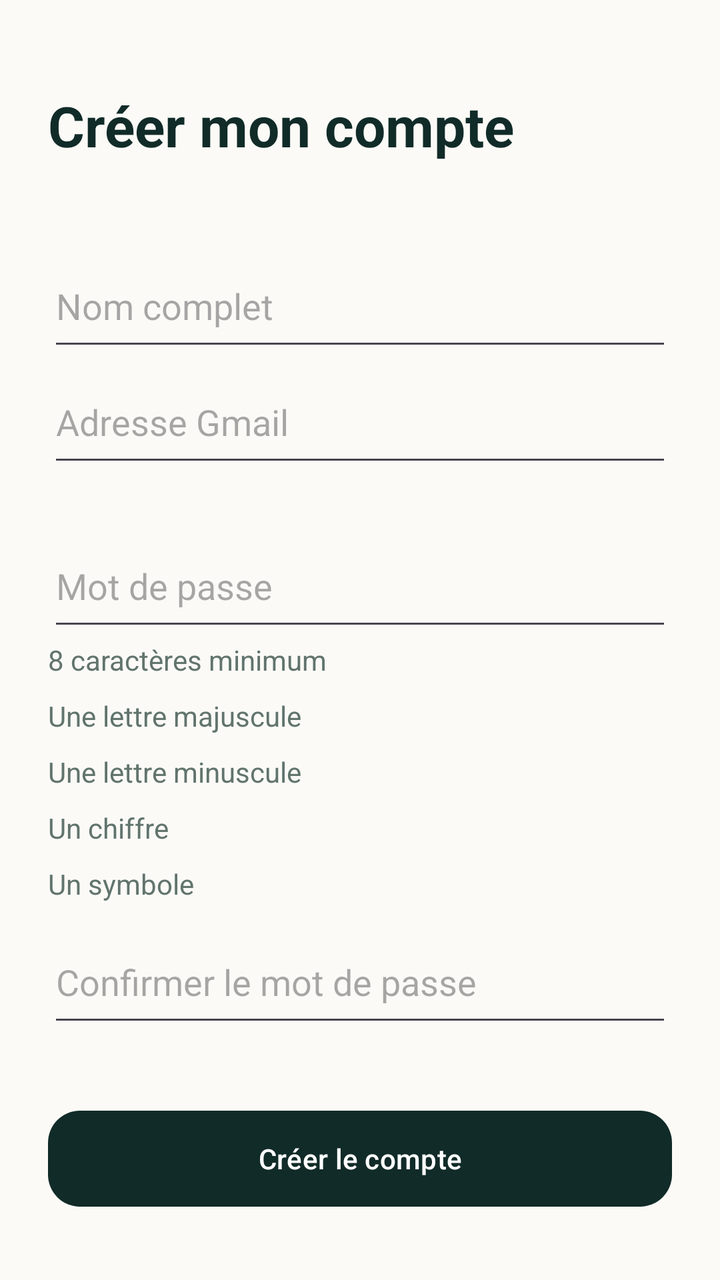
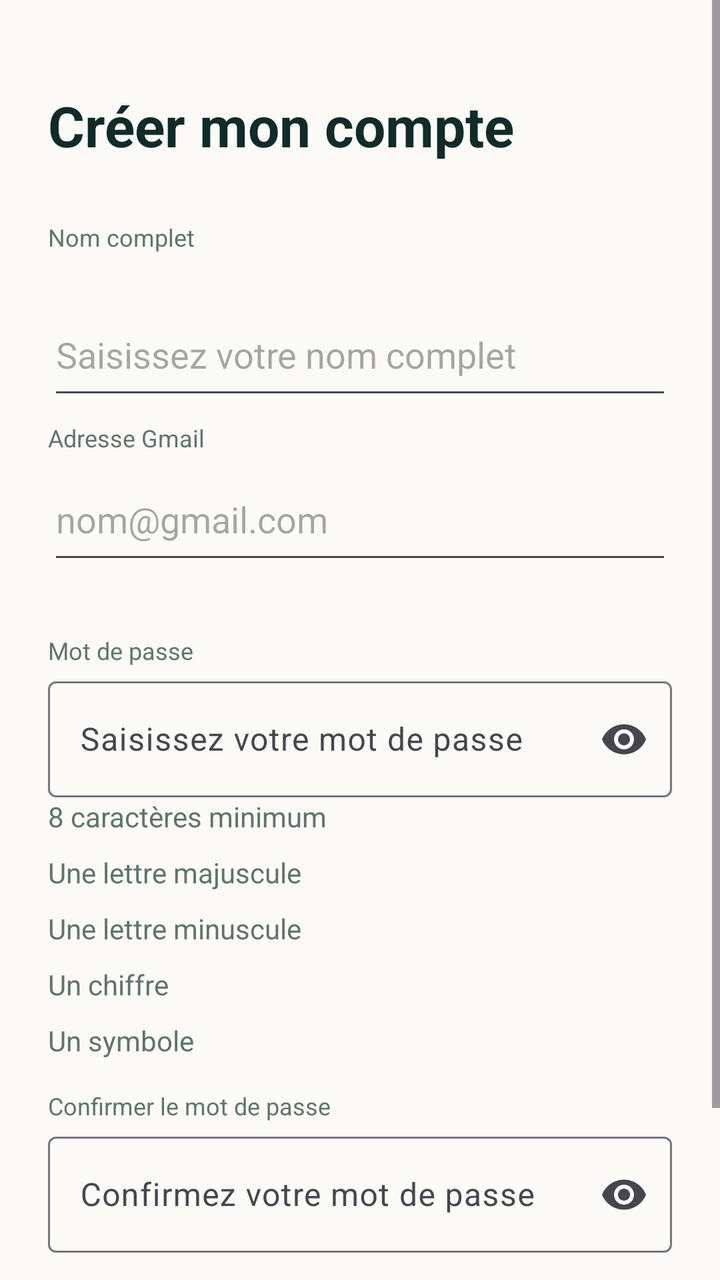

The first picture is an Android layout as it rendered before a commit; the second is the same layout after the commit. The layout source and the unified diff follow.
<!-- AndroidManifest.xml: application theme Theme.Masrouf1 -->
<!-- res/layout/activity_register.xml -->
<?xml version="1.0" encoding="utf-8"?>
<ScrollView xmlns:android="http://schemas.android.com/apk/res/android" xmlns:app="http://schemas.android.com/apk/res-auto" android:layout_width="match_parent" android:layout_height="match_parent" android:background="@color/cream" android:fillViewport="true">
    <LinearLayout android:layout_width="match_parent" android:layout_height="wrap_content" android:orientation="vertical" android:padding="24dp">
        <TextView android:layout_width="match_parent" android:layout_height="wrap_content" android:layout_marginTop="20dp" android:text="@string/register_title" android:textColor="@color/forest" android:textSize="28sp" android:textStyle="bold" />
        <TextView android:id="@+id/register_type" android:layout_width="wrap_content" android:layout_height="wrap_content" android:layout_marginTop="4dp" android:textColor="@color/muted_green" />
        <EditText android:id="@+id/register_name" android:layout_width="match_parent" android:layout_height="58dp" android:layout_marginTop="18dp" android:hint="@string/full_name" android:inputType="textPersonName|textCapWords" android:singleLine="true" />
        <EditText android:id="@+id/register_email" android:layout_width="match_parent" android:layout_height="58dp" android:hint="@string/email_address" android:inputType="textEmailAddress" android:singleLine="true" />
        <TextView android:id="@+id/register_email_feedback" android:layout_width="match_parent" android:layout_height="24dp" android:textColor="@color/coral" android:textSize="12sp" />
        <EditText android:id="@+id/register_password" android:layout_width="match_parent" android:layout_height="58dp" android:hint="@string/password" android:inputType="textPassword" android:singleLine="true" />
        <TextView android:id="@+id/rule_length" android:layout_width="match_parent" android:layout_height="28dp" android:text="@string/password_length" android:textColor="@color/muted_green" />
        <TextView android:id="@+id/rule_uppercase" android:layout_width="match_parent" android:layout_height="28dp" android:text="@string/password_uppercase" android:textColor="@color/muted_green" />
        <TextView android:id="@+id/rule_lowercase" android:layout_width="match_parent" android:layout_height="28dp" android:text="@string/password_lowercase" android:textColor="@color/muted_green" />
        <TextView android:id="@+id/rule_number" android:layout_width="match_parent" android:layout_height="28dp" android:text="@string/password_number" android:textColor="@color/muted_green" />
        <TextView android:id="@+id/rule_symbol" android:layout_width="match_parent" android:layout_height="28dp" android:text="@string/password_symbol" android:textColor="@color/muted_green" />
        <EditText android:id="@+id/register_confirm" android:layout_width="match_parent" android:layout_height="58dp" android:hint="@string/confirm_password" android:inputType="textPassword" android:singleLine="true" />
        <TextView android:id="@+id/register_error" android:layout_width="match_parent" android:layout_height="wrap_content" android:textColor="@color/coral" />
        <com.google.android.material.button.MaterialButton android:id="@+id/register_submit" android:layout_width="match_parent" android:layout_height="56dp" android:layout_marginTop="14dp" android:text="@string/register_action" app:backgroundTint="@color/forest" app:cornerRadius="16dp" />
    </LinearLayout>
</ScrollView>
<!-- resources referenced by this layout -->
<resources>
  <color name="coral">#DC7770</color>
  <color name="cream">#FBFAF6</color>
  <color name="forest">#112B28</color>
  <color name="muted_green">#61746D</color>
  <string name="confirm_password">Confirmer le mot de passe</string>
  <string name="email_address">Adresse Gmail</string>
  <string name="full_name">Nom complet</string>
  <string name="password">Mot de passe</string>
  <string name="password_length">8 caractères minimum</string>
  <string name="password_lowercase">Une lettre minuscule</string>
  <string name="password_number">Un chiffre</string>
  <string name="password_symbol">Un symbole</string>
  <string name="password_uppercase">Une lettre majuscule</string>
  <string name="register_action">Créer le compte</string>
  <string name="register_title">Créer mon compte</string>
  <style name="Theme.Masrouf1" parent="Base.Theme.Masrouf1" />
  <style name="Base.Theme.Masrouf1" parent="Theme.Material3.DayNight.NoActionBar">
          <item name="colorPrimary">@color/forest</item>
          <item name="colorOnPrimary">@color/alabaster</item>
          <item name="colorSecondary">@color/emerald</item>
          <item name="colorOnSecondary">@color/alabaster</item>
          <item name="android:colorAccent">@color/emerald</item>
          <item name="android:windowLightStatusBar">true</item>
          <item name="android:statusBarColor">@color/cream</item>
          <item name="android:navigationBarColor">@color/cream</item>
          <item name="android:windowBackground">@color/cream</item>
      </style>
  <color name="alabaster">#FFFFFF</color>
  <color name="emerald">#2E7D43</color>
</resources>

<!-- the commit's change to res/layout/activity_register.xml (unified diff, before → after) -->
@@ -3,16 +3,24 @@
     <LinearLayout android:layout_width="match_parent" android:layout_height="wrap_content" android:orientation="vertical" android:padding="24dp">
         <TextView android:layout_width="match_parent" android:layout_height="wrap_content" android:layout_marginTop="20dp" android:text="@string/register_title" android:textColor="@color/forest" android:textSize="28sp" android:textStyle="bold" />
         <TextView android:id="@+id/register_type" android:layout_width="wrap_content" android:layout_height="wrap_content" android:layout_marginTop="4dp" android:textColor="@color/muted_green" />
-        <EditText android:id="@+id/register_name" android:layout_width="match_parent" android:layout_height="58dp" android:layout_marginTop="18dp" android:hint="@string/full_name" android:inputType="textPersonName|textCapWords" android:singleLine="true" />
-        <EditText android:id="@+id/register_email" android:layout_width="match_parent" android:layout_height="58dp" android:hint="@string/email_address" android:inputType="textEmailAddress" android:singleLine="true" />
+        <TextView style="@style/FormFieldLabel" android:labelFor="@id/register_name" android:text="@string/full_name" />
+        <EditText android:id="@+id/register_name" android:layout_width="match_parent" android:layout_height="58dp" android:layout_marginTop="18dp" android:hint="@string/hint_full_name" android:inputType="textPersonName|textCapWords" android:singleLine="true" />
+        <TextView style="@style/FormFieldLabel" android:labelFor="@id/register_email" android:text="@string/email_address" />
+        <EditText android:id="@+id/register_email" android:layout_width="match_parent" android:layout_height="58dp" android:hint="@string/hint_email" android:inputType="textEmailAddress" android:singleLine="true" />
         <TextView android:id="@+id/register_email_feedback" android:layout_width="match_parent" android:layout_height="24dp" android:textColor="@color/coral" android:textSize="12sp" />
-        <EditText android:id="@+id/register_password" android:layout_width="match_parent" android:layout_height="58dp" android:hint="@string/password" android:inputType="textPassword" android:singleLine="true" />
+        <TextView style="@style/FormFieldLabel" android:labelFor="@id/register_password" android:text="@string/password" />
+        <com.google.android.material.textfield.TextInputLayout android:layout_width="match_parent" android:layout_height="wrap_content" app:endIconMode="password_toggle">
+            <EditText android:id="@+id/register_password" android:layout_width="match_parent" android:layout_height="58dp" android:hint="@string/hint_password" android:inputType="textPassword" android:singleLine="true" />
+        </com.google.android.material.textfield.TextInputLayout>
         <TextView android:id="@+id/rule_length" android:layout_width="match_parent" android:layout_height="28dp" android:text="@string/password_length" android:textColor="@color/muted_green" />
         <TextView android:id="@+id/rule_uppercase" android:layout_width="match_parent" android:layout_height="28dp" android:text="@string/password_uppercase" android:textColor="@color/muted_green" />
         <TextView android:id="@+id/rule_lowercase" android:layout_width="match_parent" android:layout_height="28dp" android:text="@string/password_lowercase" android:textColor="@color/muted_green" />
         <TextView android:id="@+id/rule_number" android:layout_width="match_parent" android:layout_height="28dp" android:text="@string/password_number" android:textColor="@color/muted_green" />
         <TextView android:id="@+id/rule_symbol" android:layout_width="match_parent" android:layout_height="28dp" android:text="@string/password_symbol" android:textColor="@color/muted_green" />
-        <EditText android:id="@+id/register_confirm" android:layout_width="match_parent" android:layout_height="58dp" android:hint="@string/confirm_password" android:inputType="textPassword" android:singleLine="true" />
+        <TextView style="@style/FormFieldLabel" android:labelFor="@id/register_confirm" android:text="@string/confirm_password" />
+        <com.google.android.material.textfield.TextInputLayout android:layout_width="match_parent" android:layout_height="wrap_content" app:endIconMode="password_toggle">
+            <EditText android:id="@+id/register_confirm" android:layout_width="match_parent" android:layout_height="58dp" android:hint="@string/hint_confirm_password" android:inputType="textPassword" android:singleLine="true" />
+        </com.google.android.material.textfield.TextInputLayout>
         <TextView android:id="@+id/register_error" android:layout_width="match_parent" android:layout_height="wrap_content" android:textColor="@color/coral" />
         <com.google.android.material.button.MaterialButton android:id="@+id/register_submit" android:layout_width="match_parent" android:layout_height="56dp" android:layout_marginTop="14dp" android:text="@string/register_action" app:backgroundTint="@color/forest" app:cornerRadius="16dp" />
     </LinearLayout>
<!-- resource entries referenced after the edit -->
@@ -7,6 +7,10 @@
   <string name="confirm_password">Confirmer le mot de passe</string>
   <string name="email_address">Adresse Gmail</string>
   <string name="full_name">Nom complet</string>
+  <string name="hint_confirm_password">Confirmez votre mot de passe</string>
+  <string name="hint_email">nom@gmail.com</string>
+  <string name="hint_full_name">Saisissez votre nom complet</string>
+  <string name="hint_password">Saisissez votre mot de passe</string>
   <string name="password">Mot de passe</string>
   <string name="password_length">8 caractères minimum</string>
   <string name="password_lowercase">Une lettre minuscule</string>
@@ -15,6 +19,14 @@
   <string name="password_uppercase">Une lettre majuscule</string>
   <string name="register_action">Créer le compte</string>
   <string name="register_title">Créer mon compte</string>
+  <style name="FormFieldLabel">
+          <item name="android:layout_width">match_parent</item>
+          <item name="android:layout_height">wrap_content</item>
+          <item name="android:layout_marginTop">6dp</item>
+          <item name="android:layout_marginBottom">2dp</item>
+          <item name="android:textColor">@color/muted_green</item>
+          <item name="android:textSize">12sp</item>
+      </style>
   <style name="Theme.Masrouf1" parent="Base.Theme.Masrouf1" />
   <style name="Base.Theme.Masrouf1" parent="Theme.Material3.DayNight.NoActionBar">
           <item name="colorPrimary">@color/forest</item>
